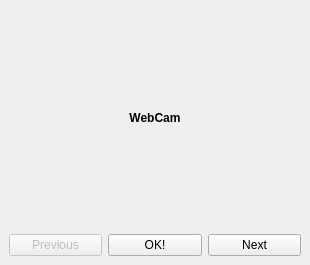
Above: gui/design/webcam_view.ui from cdeldon/thermography before the change. Below: the same form after it.
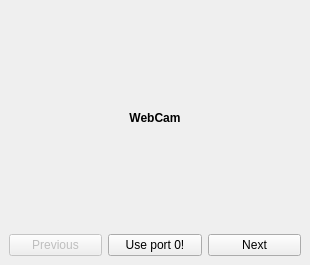
That is the form after the change. Icons and pictures are not drawn.

Commit message: Webcam dialog shows cam port being used

```diff
--- a/gui/design/webcam_view.ui
+++ b/gui/design/webcam_view.ui
@@ -74,7 +74,7 @@
       <item>
        <widget class="QPushButton" name="ok_button">
         <property name="text">
-         <string>OK!</string>
+         <string>Use port 0!</string>
         </property>
        </widget>
       </item>
```
The commit also changes 2 other files.
